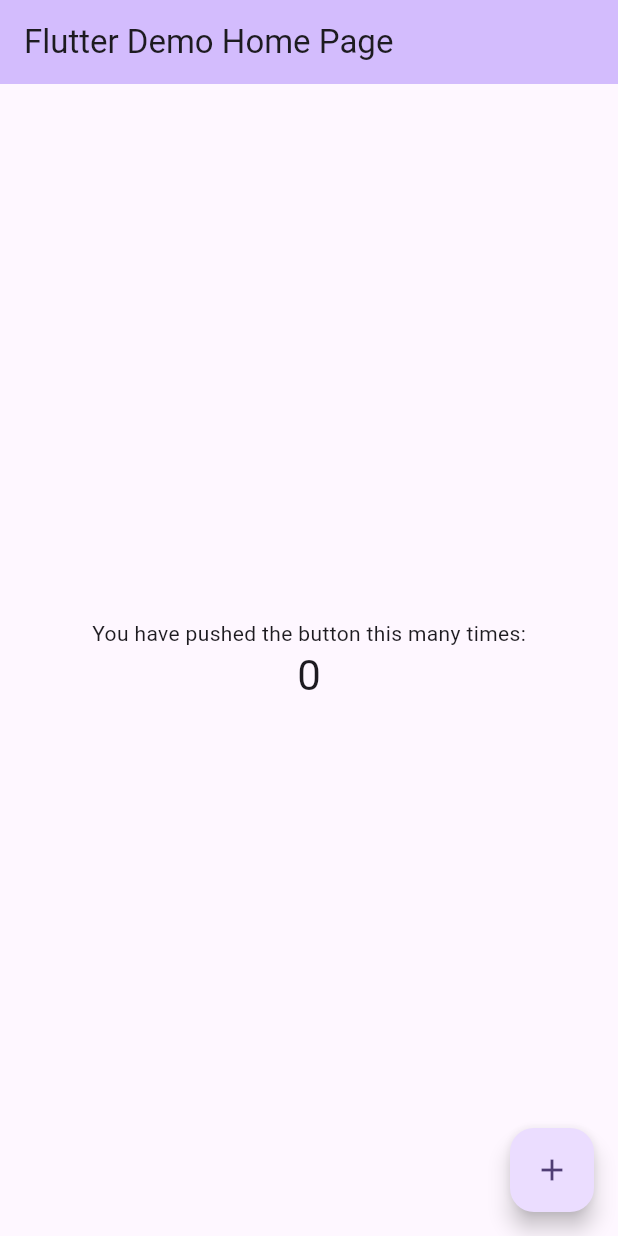
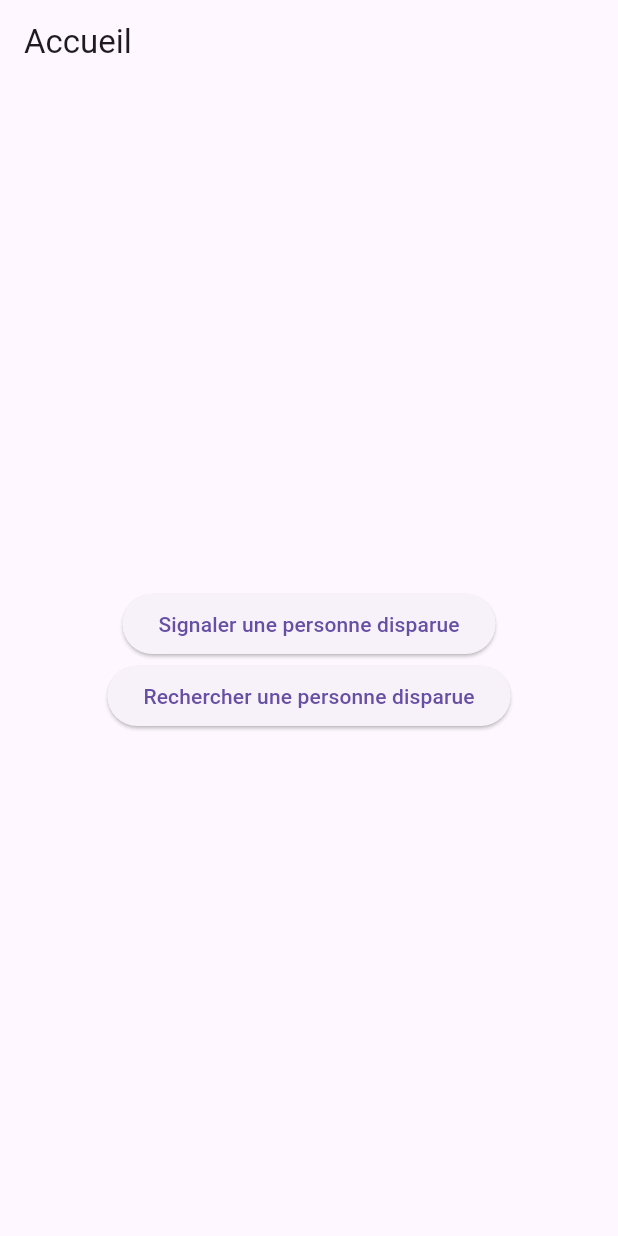
Before and after one commit to mariem2644/personnes-perdues, a Flutter app: the screen it shows after launch, on a phone screen of 412 x 824 dp. Run offline on Flutter 3.47's test engine with Material 3 defaults, Android fonts, the phone set to English and light mode, and no system bars.

Commit message:
Transfert du projet

```diff
--- a/lib/main.dart
+++ b/lib/main.dart
@@ -7,119 +7,90 @@
 class MyApp extends StatelessWidget {
   const MyApp({super.key});
 
-  // This widget is the root of your application.
   @override
   Widget build(BuildContext context) {
     return MaterialApp(
-      title: 'Flutter Demo',
+      title: 'Personnes Perdues',
       theme: ThemeData(
-        // This is the theme of your application.
-        //
-        // TRY THIS: Try running your application with "flutter run". You'll see
-        // the application has a purple toolbar. Then, without quitting the app,
-        // try changing the seedColor in the colorScheme below to Colors.green
-        // and then invoke "hot reload" (save your changes or press the "hot
-        // reload" button in a Flutter-supported IDE, or press "r" if you used
-        // the command line to start the app).
-        //
-        // Notice that the counter didn't reset back to zero; the application
-        // state is not lost during the reload. To reset the state, use hot
-        // restart instead.
-        //
-        // This works for code too, not just values: Most code changes can be
-        // tested with just a hot reload.
-        colorScheme: ColorScheme.fromSeed(seedColor: Colors.deepPurple),
-        useMaterial3: true,
+        primarySwatch: Colors.blue,
       ),
-      home: const MyHomePage(title: 'Flutter Demo Home Page'),
+      home: const HomePage(),
     );
   }
 }
 
-class MyHomePage extends StatefulWidget {
-  const MyHomePage({super.key, required this.title});
-
-  // This widget is the home page of your application. It is stateful, meaning
-  // that it has a State object (defined below) that contains fields that affect
-  // how it looks.
-
-  // This class is the configuration for the state. It holds the values (in this
-  // case the title) provided by the parent (in this case the App widget) and
-  // used by the build method of the State. Fields in a Widget subclass are
-  // always marked "final".
-
-  final String title;
-
-  @override
-  State<MyHomePage> createState() => _MyHomePageState();
-}
-
-class _MyHomePageState extends State<MyHomePage> {
-  int _counter = 0;
-
-  void _incrementCounter() {
-    setState(() {
-      // This call to setState tells the Flutter framework that something has
-      // changed in this State, which causes it to rerun the build method below
-      // so that the display can reflect the updated values. If we changed
-      // _counter without calling setState(), then the build method would not be
-      // called again, and so nothing would appear to happen.
-      _counter++;
-    });
-  }
+class HomePage extends StatelessWidget {
+  const HomePage({super.key});
 
   @override
   Widget build(BuildContext context) {
-    // This method is rerun every time setState is called, for instance as done
-    // by the _incrementCounter method above.
-    //
-    // The Flutter framework has been optimized to make rerunning build methods
-    // fast, so that you can just rebuild anything that needs updating rather
-    // than having to individually change instances of widgets.
     return Scaffold(
       appBar: AppBar(
-        // TRY THIS: Try changing the color here to a specific color (to
-        // Colors.amber, perhaps?) and trigger a hot reload to see the AppBar
-        // change color while the other colors stay the same.
-        backgroundColor: Theme.of(context).colorScheme.inversePrimary,
-        // Here we take the value from the MyHomePage object that was created by
-        // the App.build method, and use it to set our appbar title.
-        title: Text(widget.title),
+        title: const Text('Accueil'),
       ),
       body: Center(
-        // Center is a layout widget. It takes a single child and positions it
-        // in the middle of the parent.
         child: Column(
-          // Column is also a layout widget. It takes a list of children and
-          // arranges them vertically. By default, it sizes itself to fit its
-          // children horizontally, and tries to be as tall as its parent.
-          //
-          // Column has various properties to control how it sizes itself and
-          // how it positions its children. Here we use mainAxisAlignment to
-          // center the children vertically; the main axis here is the vertical
-          // axis because Columns are vertical (the cross axis would be
-          // horizontal).
-          //
-          // TRY THIS: Invoke "debug painting" (choose the "Toggle Debug Paint"
-          // action in the IDE, or press "p" in the console), to see the
-          // wireframe for each widget.
           mainAxisAlignment: MainAxisAlignment.center,
-          children: <Widget>[
-            const Text(
-              'You have pushed the button this many times:',
+          children: [
+            ElevatedButton(
+              onPressed: () {
+                // Naviguer vers la page pour signaler une personne disparue
+                Navigator.push(
+                  context,
+                  MaterialPageRoute(
+                    builder: (context) => const SignalerPersonnePage(),
+                  ),
+                );
+              },
+              child: const Text('Signaler une personne disparue'),
             ),
-            Text(
-              '$_counter',
-              style: Theme.of(context).textTheme.headlineMedium,
+            ElevatedButton(
+              onPressed: () {
+                // Naviguer vers la page pour rechercher une personne disparue
+                Navigator.push(
+                  context,
+                  MaterialPageRoute(
+                    builder: (context) => const RechercherPersonnePage(),
+                  ),
+                );
+              },
+              child: const Text('Rechercher une personne disparue'),
             ),
           ],
         ),
       ),
-      floatingActionButton: FloatingActionButton(
-        onPressed: _incrementCounter,
-        tooltip: 'Increment',
-        child: const Icon(Icons.add),
-      ), // This trailing comma makes auto-formatting nicer for build methods.
     );
   }
 }
+
+class SignalerPersonnePage extends StatelessWidget {
+  const SignalerPersonnePage({super.key});
+
+  @override
+  Widget build(BuildContext context) {
+    return Scaffold(
+      appBar: AppBar(
+        title: const Text('Signaler une personne disparue'),
+      ),
+      body: const Center(
+        child: Text('Page pour signaler une personne disparue'),
+      ),
+    );
+  }
+}
+
+class RechercherPersonnePage extends StatelessWidget {
+  const RechercherPersonnePage({super.key});
+
+  @override
+  Widget build(BuildContext context) {
+    return Scaffold(
+      appBar: AppBar(
+        title: const Text('Rechercher une personne disparue'),
+      ),
+      body: const Center(
+        child: Text('Page pour rechercher une personne disparue'),
+      ),
+    );
+  }
+}
```
Also changed, not shown: database_helper.dart (added, +141 -0 lines), lib/pages.signalement.dart (added, +98 -0 lines), pubspec.yaml (+7 -69 lines), pubspec.lock, 1 other file.
